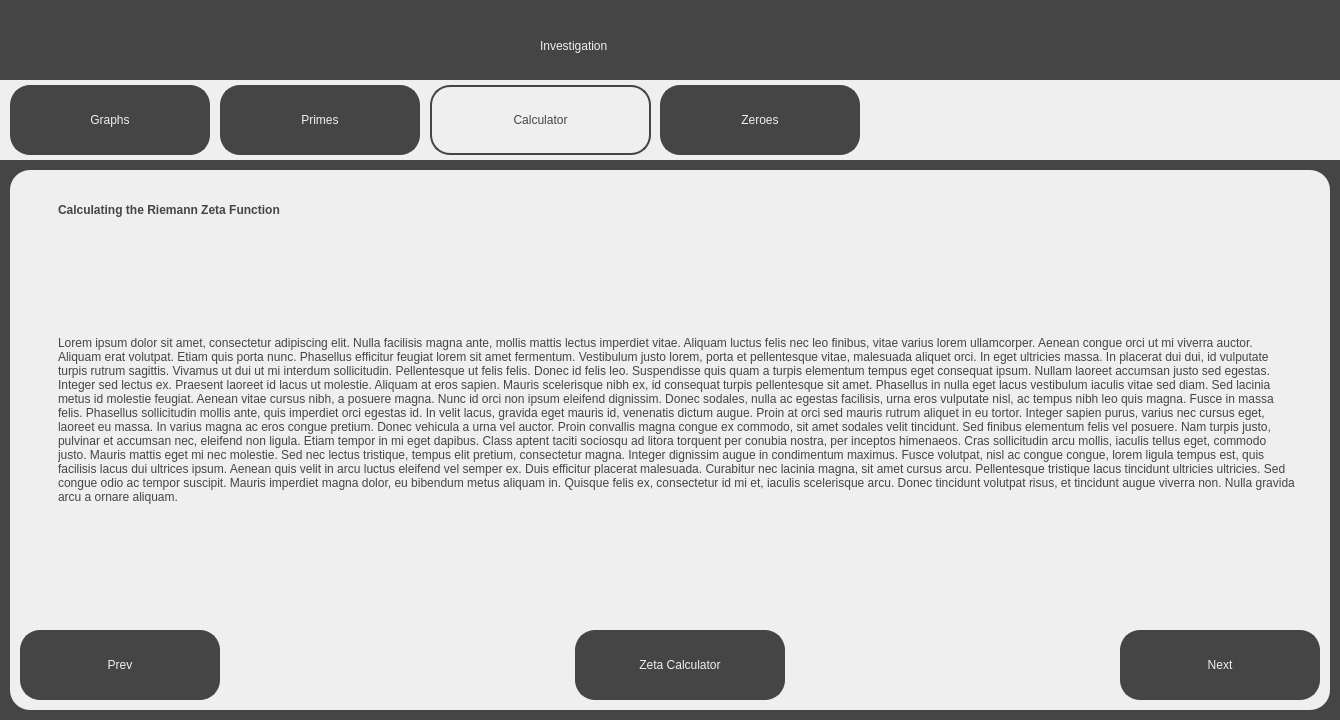
Before: the Qt Designer form src/ui/investigation_screens/calculator.ui in jackm245/Riemann-Hypothesis, drawn with Qt 5.
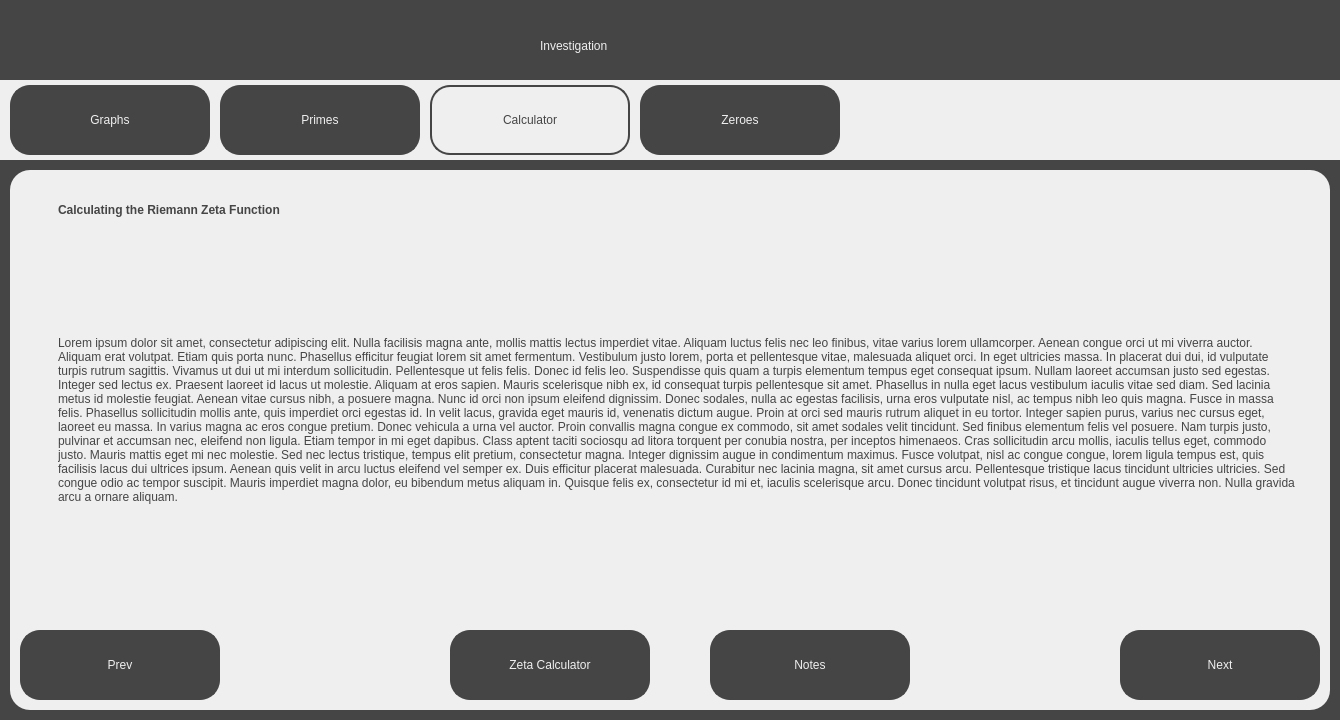
After: the same form once the commit is applied.

```diff
--- a/src/ui/investigation_screens/calculator.ui
+++ b/src/ui/investigation_screens/calculator.ui
@@ -109,7 +109,7 @@
       <rect>
        <x>430</x>
        <y>5</y>
-       <width>221</width>
+       <width>200</width>
        <height>70</height>
       </rect>
      </property>
@@ -131,7 +131,7 @@
     <widget class="QPushButton" name="ZeroesTab">
      <property name="geometry">
       <rect>
-       <x>660</x>
+       <x>640</x>
        <y>5</y>
        <width>200</width>
        <height>70</height>
@@ -254,9 +254,9 @@
     <widget class="QPushButton" name="ZetaCalculatorButton">
      <property name="geometry">
       <rect>
-       <x>565</x>
+       <x>440</x>
        <y>460</y>
-       <width>210</width>
+       <width>200</width>
        <height>70</height>
       </rect>
      </property>
@@ -275,6 +275,30 @@
       <string>Zeta Calculator</string>
      </property>
     </widget>
+    <widget class="QPushButton" name="NotesButton">
+     <property name="geometry">
+      <rect>
+       <x>700</x>
+       <y>460</y>
+       <width>200</width>
+       <height>70</height>
+      </rect>
+     </property>
+     <property name="cursor">
+      <cursorShape>PointingHandCursor</cursorShape>
+     </property>
+     <property name="styleSheet">
+      <string notr="true">border: 2px solid;
+border-radius: 20px;
+border-color:rgb(69, 69, 69);
+background-color: rgb(69, 69, 69);
+font: 18pt &quot;Sans Serif&quot;; color:rgb(239, 239, 239);
+</string>
+     </property>
+     <property name="text">
+      <string>Notes</string>
+     </property>
+    </widget>
    </widget>
   </widget>
  </widget>
```
